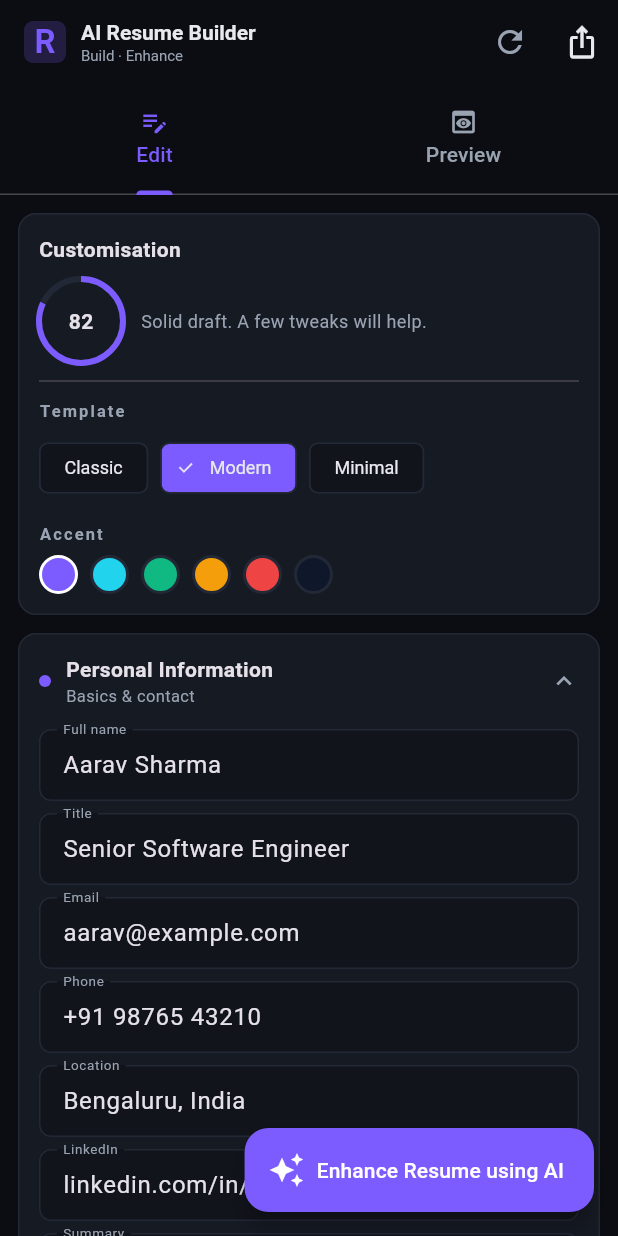
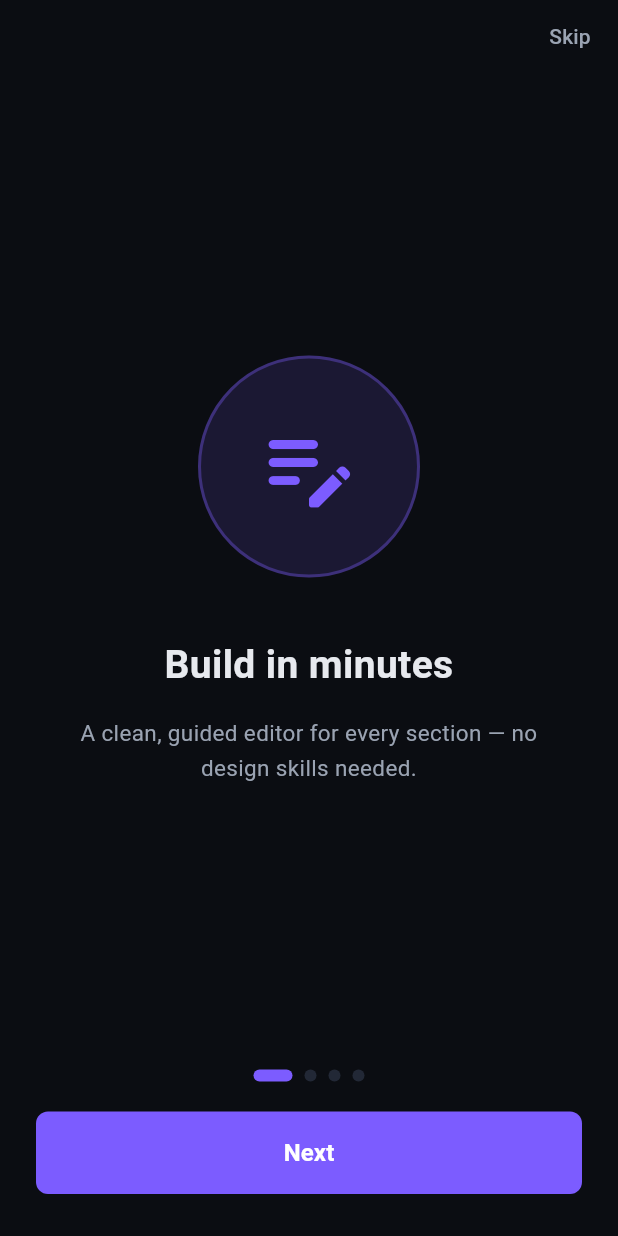
Before and after one commit to Neelam735/airesumebuilder, a Flutter app: the screen it shows after launch, on a phone screen of 412 x 824 dp. Run offline on Flutter 3.47's test engine with Material 3 defaults, Android fonts, the phone set to English and light mode, and no system bars; our stand-ins replace file_picker, in_app_purchase, in_app_review, pdf, printing, share_plus and 1 more; missing offline and left inert: syncfusion_flutter_pdf.

Commit message:
Reapply "Claude/resume builder ai payments n btx h"
This reverts commit b71664fcaf7b90f45aad9e3b1265fceed0c93493.

```diff
--- a/mobile/lib/app.dart
+++ b/mobile/lib/app.dart
@@ -1,10 +1,31 @@
 import 'package:flutter/material.dart';
 
 import 'screens/builder_screen.dart';
+import 'screens/onboarding_screen.dart';
+import 'services/storage.dart';
 import 'theme.dart';
 
-class ResumeBuilderApp extends StatelessWidget {
-  const ResumeBuilderApp({super.key});
+class ResumeBuilderApp extends StatefulWidget {
+  final ResumeStorage storage;
+  final bool showOnboarding;
+
+  const ResumeBuilderApp({
+    super.key,
+    required this.storage,
+    required this.showOnboarding,
+  });
+
+  @override
+  State<ResumeBuilderApp> createState() => _ResumeBuilderAppState();
+}
+
+class _ResumeBuilderAppState extends State<ResumeBuilderApp> {
+  late bool _onboarding = widget.showOnboarding;
+
+  Future<void> _finishOnboarding() async {
+    await widget.storage.setOnboardingDone(true);
+    if (mounted) setState(() => _onboarding = false);
+  }
 
   @override
   Widget build(BuildContext context) {
@@ -12,7 +33,9 @@ class ResumeBuilderApp extends StatelessWidget {
       title: 'AI Resume Builder',
       debugShowCheckedModeBanner: false,
       theme: buildAppTheme(),
-      home: const BuilderScreen(),
+      home: _onboarding
+          ? OnboardingScreen(onFinish: _finishOnboarding)
+          : const BuilderScreen(),
     );
   }
 }
--- a/mobile/lib/main.dart
+++ b/mobile/lib/main.dart
@@ -11,11 +11,15 @@ Future<void> main() async {
   final prefs = await SharedPreferences.getInstance();
   final storage = ResumeStorage(prefs);
   final initial = await storage.load();
+  final onboardingDone = storage.getOnboardingDone();
 
   runApp(
     ChangeNotifierProvider(
       create: (_) => ResumeProvider(storage: storage, initial: initial),
-      child: const ResumeBuilderApp(),
+      child: ResumeBuilderApp(
+        storage: storage,
+        showOnboarding: !onboardingDone,
+      ),
     ),
   );
 }
--- /dev/null
+++ b/mobile/lib/screens/onboarding_screen.dart
@@ -0,0 +1,191 @@
+import 'package:flutter/material.dart';
+
+import '../theme.dart';
+
+/// First-run walkthrough shown to new users. A swipeable, animated set of
+/// intro slides ending in a "Get Started" call to action. Shown once (gated by
+/// ResumeStorage.onboardingDone).
+class OnboardingScreen extends StatefulWidget {
+  final Future<void> Function() onFinish;
+  const OnboardingScreen({super.key, required this.onFinish});
+
+  @override
+  State<OnboardingScreen> createState() => _OnboardingScreenState();
+}
+
+class _OnboardingSlide {
+  final IconData icon;
+  final Color tint;
+  final String title;
+  final String body;
+  const _OnboardingSlide(this.icon, this.tint, this.title, this.body);
+}
+
+class _OnboardingScreenState extends State<OnboardingScreen> {
+  final _controller = PageController();
+  int _page = 0;
+
+  static const _slides = <_OnboardingSlide>[
+    _OnboardingSlide(
+      Icons.edit_note_rounded,
+      AppColors.brand,
+      'Build in minutes',
+      'A clean, guided editor for every section — no design skills needed.',
+    ),
+    _OnboardingSlide(
+      Icons.auto_awesome_rounded,
+      AppColors.warn,
+      'Enhance with AI',
+      'Let AI rewrite your resume in strong, professional language. Already '
+          'have one? Upload a PDF or Word file and improve it instantly.',
+    ),
+    _OnboardingSlide(
+      Icons.style_rounded,
+      AppColors.accent,
+      'Templates & live preview',
+      'Pick a modern template and accent colour, and see exactly how your '
+          'resume looks as you type.',
+    ),
+    _OnboardingSlide(
+      Icons.file_download_done_rounded,
+      AppColors.success,
+      'Export anywhere',
+      'Download your finished resume as a PDF or Word file — ready to send to '
+          'recruiters or upload to job portals.',
+    ),
+  ];
+
+  bool get _isLast => _page == _slides.length - 1;
+
+  void _next() {
+    if (_isLast) {
+      widget.onFinish();
+    } else {
+      _controller.nextPage(
+        duration: const Duration(milliseconds: 320),
+        curve: Curves.easeOutCubic,
+      );
+    }
+  }
+
+  @override
+  void dispose() {
+    _controller.dispose();
+    super.dispose();
+  }
+
+  @override
+  Widget build(BuildContext context) {
+    return Scaffold(
+      backgroundColor: AppColors.bg,
+      body: SafeArea(
+        child: Column(
+          children: [
+            Align(
+              alignment: Alignment.centerRight,
+              child: TextButton(
+                onPressed: widget.onFinish,
+                child: Text(_isLast ? '' : 'Skip'),
+              ),
+            ),
+            Expanded(
+              child: PageView.builder(
+                controller: _controller,
+                onPageChanged: (i) => setState(() => _page = i),
+                itemCount: _slides.length,
+                itemBuilder: (_, i) => _SlideView(slide: _slides[i]),
+              ),
+            ),
+            _Dots(count: _slides.length, active: _page),
+            Padding(
+              padding: const EdgeInsets.fromLTRB(24, 20, 24, 28),
+              child: SizedBox(
+                width: double.infinity,
+                child: ElevatedButton(
+                  onPressed: _next,
+                  style: ElevatedButton.styleFrom(
+                    padding: const EdgeInsets.symmetric(vertical: 16),
+                  ),
+                  child: Text(
+                    _isLast ? 'Get Started' : 'Next',
+                    style: const TextStyle(
+                        fontSize: 16, fontWeight: FontWeight.w600),
+                  ),
+                ),
+              ),
+            ),
+          ],
+        ),
+      ),
+    );
+  }
+}
+
+class _SlideView extends StatelessWidget {
+  final _OnboardingSlide slide;
+  const _SlideView({required this.slide});
+
+  @override
+  Widget build(BuildContext context) {
+    return Padding(
+      padding: const EdgeInsets.symmetric(horizontal: 32),
+      child: Column(
+        mainAxisAlignment: MainAxisAlignment.center,
+        children: [
+          Container(
+            width: 148,
+            height: 148,
+            decoration: BoxDecoration(
+              color: slide.tint.withOpacity(0.14),
+              shape: BoxShape.circle,
+              border: Border.all(color: slide.tint.withOpacity(0.35), width: 2),
+            ),
+            child: Icon(slide.icon, size: 72, color: slide.tint),
+          ),
+          const SizedBox(height: 40),
+          Text(
+            slide.title,
+            textAlign: TextAlign.center,
+            style: const TextStyle(
+                fontSize: 26,
+                fontWeight: FontWeight.w700,
+                color: AppColors.ink),
+          ),
+          const SizedBox(height: 16),
+          Text(
+            slide.body,
+            textAlign: TextAlign.center,
+            style: const TextStyle(
+                fontSize: 15, height: 1.5, color: AppColors.inkMuted),
+          ),
+        ],
+      ),
+    );
+  }
+}
+
+class _Dots extends StatelessWidget {
+  final int count;
+  final int active;
+  const _Dots({required this.count, required this.active});
+
+  @override
+  Widget build(BuildContext context) {
+    return Row(
+      mainAxisAlignment: MainAxisAlignment.center,
+      children: List.generate(count, (i) {
+        final on = i == active;
+        return AnimatedContainer(
+          duration: const Duration(milliseconds: 250),
+          margin: const EdgeInsets.symmetric(horizontal: 4),
+          width: on ? 26 : 8,
+          height: 8,
+          decoration: BoxDecoration(
+            color: on ? AppColors.brand : AppColors.border,
+            borderRadius: BorderRadius.circular(4),
+          ),
+        );
+      }),
+    );
+  }
+}
--- a/mobile/lib/services/storage.dart
+++ b/mobile/lib/services/storage.dart
@@ -7,6 +7,7 @@ class ResumeStorage {
   static const _resumeKey = 'rb.resume.v1';
   static const _aiEnhancedKey = 'rb.aiEnhanced';
   static const _aiPaymentTokenKey = 'rb.aiPaymentToken';
+  static const _onboardingKey = 'rb.onboardingDone';
 
   final SharedPreferences _prefs;
   ResumeStorage(this._prefs);
@@ -40,7 +41,13 @@ class ResumeStorage {
     }
   }
 
+  /// Whether the first-run onboarding walkthrough has been completed.
+  bool getOnboardingDone() => _prefs.getBool(_onboardingKey) ?? false;
+
+  Future<void> setOnboardingDone(bool v) => _prefs.setBool(_onboardingKey, v);
+
   Future<void> clear() async {
+    // Note: onboarding flag is intentionally NOT cleared on Reset.
     await _prefs.remove(_resumeKey);
     await _prefs.remove(_aiEnhancedKey);
     await _prefs.remove(_aiPaymentTokenKey);
--- a/mobile/pubspec.yaml
+++ b/mobile/pubspec.yaml
@@ -1,7 +1,7 @@
 name: resume_builder
 description: AI-powered resume builder with Razorpay payment and Gemini improvement.
 publish_to: 'none'
-version: 1.0.0+1
+version: 1.0.1+2
 
 environment:
   sdk: '>=3.3.0 <4.0.0'
@@ -46,6 +46,9 @@ dependencies:
   share_plus: ^10.1.0
   path_provider: ^2.1.3
 
+  # In-app rating prompt ("Rate app") via the Play in-app review API
+  in_app_review: ^2.0.9
+
   # Useful UX bits
   flutter_markdown: ^0.7.1
 
```
Also changed, not shown: mobile/lib/screens/builder_screen.dart (+63 -0 lines), frontend/vercel.json (added), 6 other files.
